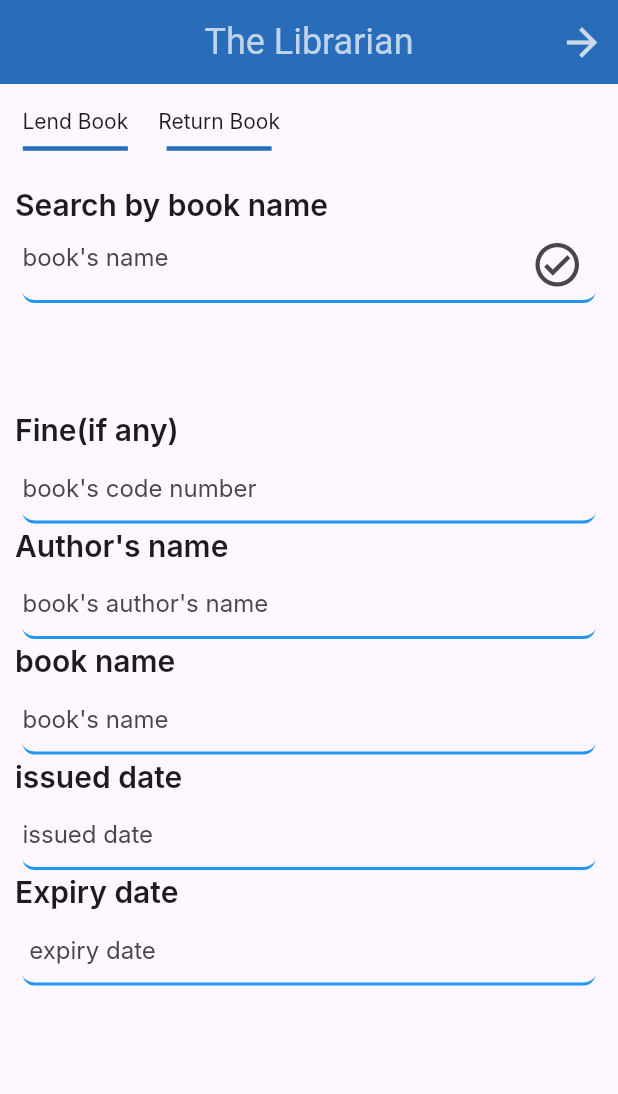
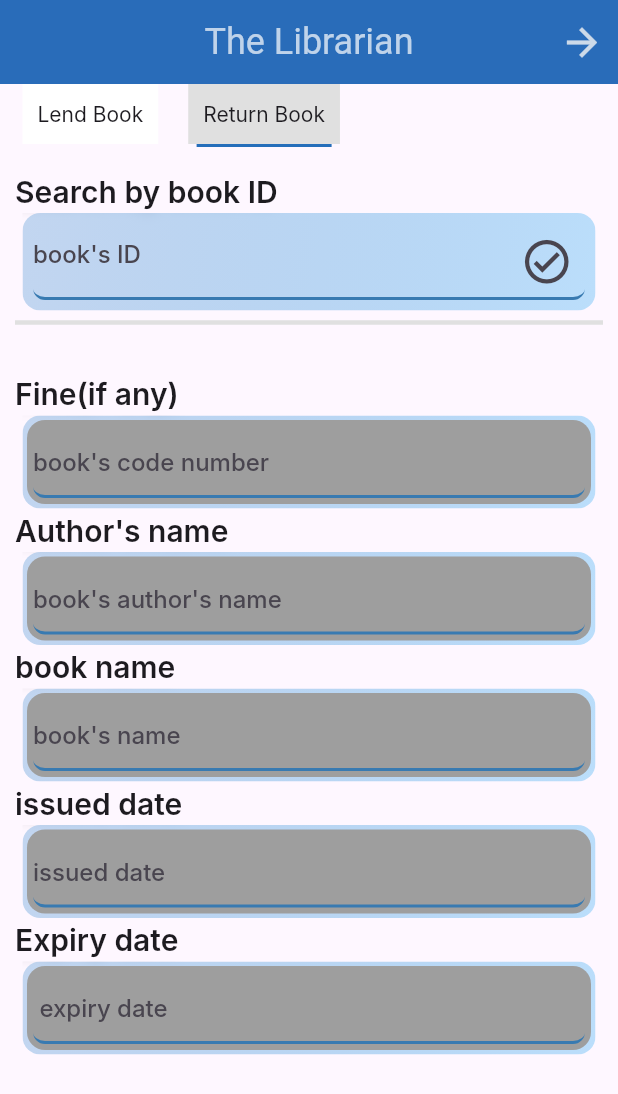
Before and after one commit to aayampokharel/Librarian_app, a Flutter app: the screen it shows after launch, after a tap on the "arrow forward" icon, on a phone screen of 412 x 824 dp. Shown: the top 1094 px of the screen. Run offline on Flutter 3.47's test engine with Material 3 defaults, Android fonts, the phone set to English and light mode, and no system bars; our stand-ins replace flutter_animate; network calls fail; Roboto replaces fonts that are missing (Inter, Readex Pro).

Commit message:
animation added, routes properly handled , new structures provided,

```diff
--- /dev/null
+++ b/frontend/the_librarians/lib/animation.dart
@@ -0,0 +1,73 @@
+import 'dart:ui';
+
+import 'package:flutter/material.dart';
+
+class AnimationAppBar extends StatefulWidget {
+  String text;
+  String? route;
+  bool currentTab;
+
+  AnimationAppBar(this.text, this.route, {this.currentTab = false});
+
+  @override
+  State<AnimationAppBar> createState() => _AnimationAppBarState();
+}
+
+class _AnimationAppBarState extends State<AnimationAppBar>
+    with SingleTickerProviderStateMixin {
+  // AnimationAppBar({
+  late Animation<double> _tween;
+
+  late AnimationController _controller2;
+
+  @override
+  void initState() {
+    // TODO: implement initState
+    super.initState();
+    _controller2 =
+        AnimationController(duration: Duration(milliseconds: 600), vsync: this);
+
+    _tween = Tween<double>(begin: 0, end: 90).animate(_controller2);
+  }
+
+  @override
+  Widget build(BuildContext context) {
+    return AnimatedBuilder(
+        animation: _tween,
+        builder: (context, child) {
+          return Column(
+            children: [
+              MouseRegion(
+                onEnter: (e) {
+                  _controller2.forward();
+                },
+                onExit: (e) {
+                  _controller2.reverse();
+                },
+                child: InkWell(
+                  onTap: () {
+                    Navigator.pushNamed(context, widget.route ?? "/");
+                  },
+                  child: Container(
+                    padding: EdgeInsets.fromLTRB(10, 10, 10, 10),
+                    color: widget.currentTab ? Colors.grey[300] : Colors.white,
+                    child: Text(
+                      widget.text,
+                      style: TextStyle(
+                        fontFamily: 'Inter',
+                        letterSpacing: 0,
+                      ),
+                    ),
+                  ),
+                ),
+              ),
+              Container(
+                height: 2,
+                width: widget.currentTab ? 90 : _tween.value,
+                color: Color(0xFF256EBA),
+              ),
+            ],
+          );
+        });
+  }
+}
--- a/frontend/the_librarians/lib/main.dart
+++ b/frontend/the_librarians/lib/main.dart
@@ -1,6 +1,8 @@
 import 'dart:convert';
 
 import 'package:flutter/material.dart';
+import 'package:flutter/widgets.dart';
+import 'package:the_librarians/animation.dart';
 import 'package:the_librarians/return.dart';
 import 'package:the_librarians/text_field.dart';
 import 'package:http/http.dart' as http;
@@ -17,12 +19,10 @@ class MyApp extends StatefulWidget {
 class _MyAppState extends State<MyApp> {
   @override
   Widget build(BuildContext context) {
-    // TextEditingController controller1 = TextEditingController();
-
     return MaterialApp(
         // initialRoute: "/",
         routes: {
-          //'/': (context) => MyApp(),
+          //   '/': (context) => MyApp(),
           '/ReturnBook': (context) => ReturnBook(),
         },
         debugShowCheckedModeBanner: false,
@@ -48,14 +48,20 @@ class book_return extends StatefulWidget {
   State<book_return> createState() => _book_returnState();
 }
 
-class _book_returnState extends State<book_return> {
+class _book_returnState extends State<book_return>
+    with TickerProviderStateMixin {
+  late AnimationController _controller;
+  late AnimationController _controller2;
+  late Animation _tween;
+  late Animation _tweening;
   TextEditingController controller1 = TextEditingController();
   TextEditingController controller2 = TextEditingController();
   TextEditingController controller3 = TextEditingController();
   TextEditingController controller4 = TextEditingController();
   TextEditingController controller5 = TextEditingController();
   TextEditingController controller6 = TextEditingController();
-
+  var count = 0;
+  Color? clrValue = Colors.white;
   void clearallcontrollers() {
     controller1.clear();
     controller2.clear();
@@ -63,6 +69,18 @@ class _book_returnState extends State<book_return> {
     controller4.clear();
     controller5.clear();
     controller6.clear();
+  }
+
+  @override
+  void initState() {
+    super.initState();
+    set_sort().then((value) => db_list = value);
+    _controller =
+        AnimationController(vsync: this, duration: Duration(seconds: 1));
+    // _controller2 =
+    //     AnimationController(vsync: this, duration: Duration(seconds: 1));
+    // _tween = new Tween<double>(begin: 0, end: 100).animate(_controller);
+    // _tweening = new Tween<double>(begin: 0, end: 100).animate(_controller2);
   }
 
   void updatedateonui_onpressed() {
@@ -96,7 +114,6 @@ class _book_returnState extends State<book_return> {
   Future<void> postfunction(String bookname) async {
     var data = json.encode(bookname);
     Map<String, dynamic>? decodedmap;
-    print("💦\n\n\n");
 
     var response = await http.post(Uri.parse("http://localhost:8080/getother"),
         body: data);
@@ -117,12 +134,6 @@ class _book_returnState extends State<book_return> {
   List<String> sorted = [" "];
   List<String> db_list = ["data not found"];
 
-  void initState() {
-    super.initState();
-
-    set_sort().then((value) => db_list = value);
-  }
-
   Future<List<String>> set_sort() async {
 //List fetchedlist= await fetchBook();
     print("======================\n\n");
@@ -136,12 +147,21 @@ class _book_returnState extends State<book_return> {
     setState(() {
       //fetchBook();
       controller1.text;
+
       sorted = db_list
           .where((element) =>
               element.toString().toLowerCase().contains(value.toLowerCase()))
           .toList();
-      if (value == "") sorted = [" "];
-      if (sorted.isEmpty) sorted = ["Book not found"];
+      if (value == "") {
+        count = 0;
+        sorted = [" "];
+      } else {
+        count = 1;
+      }
+      if (sorted.isEmpty) {
+        count = 0;
+        sorted = [""];
+      }
     });
   }
 
@@ -153,6 +173,14 @@ class _book_returnState extends State<book_return> {
     } else {
       return Text("${sorted[index]}");
     }
+  }
+
+  @override
+  void dispose() {
+    // TODO: implement dispose
+    super.dispose();
+    _controller.dispose();
+    _controller2.dispose();
   }
 
   @override
@@ -186,36 +214,18 @@ class _book_returnState extends State<book_return> {
               ),
         ),
         centerTitle: true,
-        elevation: 2,
       ),
       body: SingleChildScrollView(
         child: Padding(
-          padding: const EdgeInsets.all(10.0),
+          padding: const EdgeInsets.fromLTRB(10, 0, 10, 10),
           child: Column(
             children: [
               Padding(
-                padding: const EdgeInsets.fromLTRB(5.0, 5.0, 0.0, 15.0),
+                padding: const EdgeInsets.fromLTRB(2.0, 0.0, 0.0, 15.0),
                 child: Row(
                   mainAxisSize: MainAxisSize.max,
                   children: [
-                    Column(mainAxisSize: MainAxisSize.max, children: [
-                      Text(
-                        'Lend Book',
-                        style: TextStyle(
-                          fontFamily: 'Inter',
-                          letterSpacing: 0,
-                        ),
-                      ),
-                      AnimatedContainer(
-                        width: 70,
-                        duration: Duration(seconds: 1),
-                        curve: Curves.easeInOut,
-                        child: Divider(
-                          thickness: 3,
-                          color: Color(0xFF256EBA),
-                        ),
-                      ),
-                    ]),
+                    AnimationAppBar("Lend Book", null, currentTab: true),
                     SizedBox(
                       width: 20,
                       child: VerticalDivider(
@@ -223,27 +233,8 @@ class _book_returnState extends State<book_return> {
                         color: Colors.white,
                       ),
                     ),
-                    Column(
-                      mainAxisSize: MainAxisSize.max,
-                      children: [
-                        Text(
-                          'Return Book',
-                          style: TextStyle(
-                            fontFamily: 'Inter',
-                            letterSpacing: 0,
-                          ),
-                        ),
-                        AnimatedContainer(
-                          width: 70,
-                          duration: Duration(seconds: 1),
-                          curve: Curves.easeInOut,
-                          child: Divider(
-                            thickness: 3,
-                            color: Color(0xFF256EBA),
-                          ),
-                        ),
-                      ],
-                    ),
+                    AnimationAppBar("Return Book", "/ReturnBook",
+                        currentTab: false),
                   ],
                 ),
               ),
@@ -256,18 +247,48 @@ class _book_returnState extends State<book_return> {
                   setstates: setstate_check,
                   postfunction: postfunction,
                   updatedateonui: updatedateonui_onpressed),
-              SizedBox(height: 10),
-              SizedBox(
-                height: 60,
+              Container(
+                decoration: BoxDecoration(
+                  borderRadius: BorderRadius.circular(10),
+                  color: clrValue,
+                ),
+                height: count == 0 ? 0 : 60,
                 child: ListView.builder(
                   itemCount: 1,
                   itemBuilder: (context, index) {
-                    return ListTile(
-                      title: list(index),
-                      onTap: () {
-                        controller1.text = ("${sorted[index]}");
-                      },
-                    );
+                    if (count == 1) {
+                      return MouseRegion(
+                        onEnter: (event) {
+                          setState(() {
+                            clrValue = Colors.grey[300];
+                          });
+                        },
+                        onExit: (e) {
+                          setState(() {
+                            clrValue = Colors.white;
+                          });
+                        },
+                        child: InkWell(
+                          onTap: () {
+                            controller1.text = ("${sorted[index]}");
+                          },
+                          borderRadius: BorderRadius.circular(
+                              10), // Matches card's border radius
+                          child: ListTile(
+                            title: Text(
+                              "${sorted[index]}",
+                              style: TextStyle(
+                                fontSize: 16,
+                                color: Colors.black87,
+                              ),
+                            ),
+                            trailing: Icon(Icons.arrow_forward_ios,
+                                size: 16,
+                                color: Colors.grey), // Adds a trailing arrow
+                          ),
+                        ),
+                      );
+                    }
                   },
                 ),
               ),
@@ -301,7 +322,9 @@ class _book_returnState extends State<book_return> {
                   hinttext: " expiry date",
                   icon: false,
                   readonly: false),
-              // Generated code for this Button Widget...
+              const SizedBox(
+                height: 40,
+              ),
               Container(
                   // padding: EdgeInsetsDirectional.fromSTEB(24, 0, 24, 0),
                   width: 120,
@@ -313,6 +336,35 @@ class _book_returnState extends State<book_return> {
                   child: TextButton(
                     onPressed: () async {
                       await UpdateDateAndBool_OnPressed();
+                      showDialog(
+                        context: context,
+                        builder: (BuildContext context) {
+                          return AlertDialog(
+                            title: Center(
+                              child: Text("Done!"),
+                            ),
+                            content: SizedBox(
+                              height: 100,
+                              width: 100,
+                              child: Center(
+                                child: Icon(
+                                  Icons.check_circle_outline,
+                                  size: 100,
+                                ),
+                              ),
+                            ),
+                            actions: [
+                              TextButton(
+                                onPressed: () {
+                                  Navigator.of(context)
+                                      .pop(); // Close the dialog
+                                },
+                                child: Text('OK'),
+                              ),
+                            ],
+                          );
+                        },
+                      );
                       //clearallcontrollers();
                     },
                     style: ButtonStyle(
--- a/frontend/the_librarians/lib/return.dart
+++ b/frontend/the_librarians/lib/return.dart
@@ -4,6 +4,7 @@ import 'dart:io';
 import 'package:flutter/cupertino.dart';
 import 'package:flutter/material.dart';
 import 'package:flutter/widgets.dart';
+import 'package:the_librarians/animation.dart';
 import 'text_field.dart';
 import 'package:http/http.dart' as http;
 
@@ -121,32 +122,15 @@ class _ReturnBookState extends State<ReturnBook> {
       ),
       body: SingleChildScrollView(
         child: Padding(
-          padding: const EdgeInsets.all(10.0),
+          padding: const EdgeInsets.fromLTRB(10.0, 0, 10, 10),
           child: Column(
             children: [
               Padding(
-                padding: const EdgeInsets.fromLTRB(5.0, 5.0, 0.0, 15.0),
+                padding: const EdgeInsets.fromLTRB(5.0, 0.0, 0.0, 15.0),
                 child: Row(
                   mainAxisSize: MainAxisSize.max,
                   children: [
-                    Column(mainAxisSize: MainAxisSize.max, children: [
-                      Text(
-                        'Lend Book',
-                        style: TextStyle(
-                          fontFamily: 'Inter',
-                          letterSpacing: 0,
-                        ),
-                      ),
-                      AnimatedContainer(
-                        width: 70,
-                        duration: Duration(seconds: 1),
-                        curve: Curves.easeInOut,
-                        child: Divider(
-                          thickness: 3,
-                          color: Color(0xFF256EBA),
-                        ),
-                      ),
-                    ]),
+                    AnimationAppBar("Lend Book", null),
                     SizedBox(
                       width: 20,
                       child: VerticalDivider(
@@ -154,54 +138,26 @@ class _ReturnBookState extends State<ReturnBook> {
                         color: Colors.white,
                       ),
                     ),
-                    Column(
-                      mainAxisSize: MainAxisSize.max,
-                      children: [
-                        Text(
-                          'Return Book',
-                          style: TextStyle(
-                            fontFamily: 'Inter',
-                            letterSpacing: 0,
-                          ),
-                        ),
-                        AnimatedContainer(
-                          width: 70,
-                          duration: Duration(seconds: 1),
-                          curve: Curves.easeInOut,
-                          child: Divider(
-                            thickness: 3,
-                            color: Color(0xFF256EBA),
-                          ),
-                        ),
-                      ],
-                    ),
+                    AnimationAppBar("Return Book", "/ReturnBook",
+                        currentTab: true)
                   ],
                 ),
               ),
               textfield(
-                  text: "Search by book name",
+                  text: "Search by book ID",
                   controllers: bookcode1,
-                  hinttext: "book's name",
+                  hinttext: "book's ID",
                   icon: true,
                   readonly: true,
                   // setstates: setstate_check,
                   postfunction: postfunction_forreturn,
                   updatedateonui: updateonui_forreturn),
-              SizedBox(height: 10),
-              SizedBox(
-                height: 60,
-                // child: ListView.builder(
-                //   itemCount: 1,
-                //   itemBuilder: (context, index) {
-                // return ListTile(
-                //   title: list(index),
-                //   onTap: () {
-                //     bookcode1.text = ("${sorted[index]}");
-                //   },
-                // );
-                //   },
-                // ),
+              Divider(
+                color: Colors.grey[300],
+                thickness: 3,
               ),
+              SizedBox(height: 25),
+
               textfield(
                   text: "Fine(if any)",
                   controllers: fine2,
--- a/frontend/the_librarians/lib/text_field.dart
+++ b/frontend/the_librarians/lib/text_field.dart
@@ -1,6 +1,10 @@
 import 'dart:convert';
+import 'dart:ui';
 
+import 'package:flutter/cupertino.dart';
 import 'package:flutter/material.dart';
+import 'package:flutter/widgets.dart';
+import 'package:flutter_animate/flutter_animate.dart';
 import 'package:http/http.dart' as http;
 import 'package:the_librarians/main.dart';
 
@@ -36,13 +40,41 @@ Widget textfield({
       ),
       Padding(
         padding: EdgeInsetsDirectional.fromSTEB(5, 0, 5, 0),
-        child: TextFormField(
+        child: ClipRRect(
+          child: Stack(
+            children: [
+              Positioned.fill(
+                child: BackdropFilter(
+                  filter: ImageFilter.blur(sigmaX: 5, sigmaY: 5),
+                  child: Container(
+                    decoration: BoxDecoration(
+                      gradient: LinearGradient(
+                        colors: [
+                          Color.fromARGB(135, 141, 184, 227),
+                          Colors.blue.shade100
+                        ], // Gradient shades
+                        begin: Alignment.topLeft,
+                        end: Alignment.bottomRight,
+                      ),
+                      borderRadius: BorderRadius.circular(12),
+                    ),
+                  ),
+                ),
+              ),
+              Container(
+                margin: const EdgeInsets.all(3),
+                padding: EdgeInsets.all(4.0),
+                decoration: BoxDecoration(
+                  color: readonly ? Colors.transparent : Colors.grey,
+                  borderRadius: BorderRadius.circular(12),
+                ),
+                child: TextField(
                   readOnly: !readonly,
                   controller: controllers,
 
                   onChanged: (value) {
                     fetchBook();
-            setstates != null ? setstates(value) : print("helo");
+                    setstates != null ? setstates(value) : null;
                   },
 
                   // autofocus: true,
@@ -52,14 +84,14 @@ Widget textfield({
                     hintText: hinttext,
                     enabledBorder: UnderlineInputBorder(
                       borderSide: BorderSide(
-                color: Colors.blue,
+                        color: Color.fromRGBO(56, 122, 177, 1),
                         width: 2,
                       ),
                       borderRadius: BorderRadius.circular(8),
                     ),
                     focusedBorder: UnderlineInputBorder(
                       borderSide: BorderSide(
-                color: Colors.blue,
+                        color: const Color.fromARGB(255, 56, 122, 177),
                         width: 2,
                       ),
                       borderRadius: BorderRadius.circular(8),
@@ -93,9 +125,15 @@ Widget textfield({
                   ),
                   style: TextStyle(
                     fontFamily: 'Inter',
+                    fontSize: 16,
+                    fontWeight: FontWeight.w500,
                     letterSpacing: 0,
                   ),
                   //validator: _model.textController2Validator.asValidator(context),
+                ),
+              ),
+            ],
+          ),
         ),
       ),
     ],
@@ -103,14 +141,8 @@ Widget textfield({
 }
 
 Future<List<String>> fetchBook() async {
-  print("inside fetchbook");
   final response = await http.get(Uri.parse("http://localhost:8080/get"));
 
-  if (response.statusCode == 200) {
-    print("hello dev");
-  } else {
-    print("123312231232");
-  }
   List<dynamic> dartobj = jsonDecode(response.body);
   List<String> stringdartobj = [];
   for (int i = 0; i < dartobj.length; i++) {
```
Lines whose indentation alone changed are shown as unchanged.
